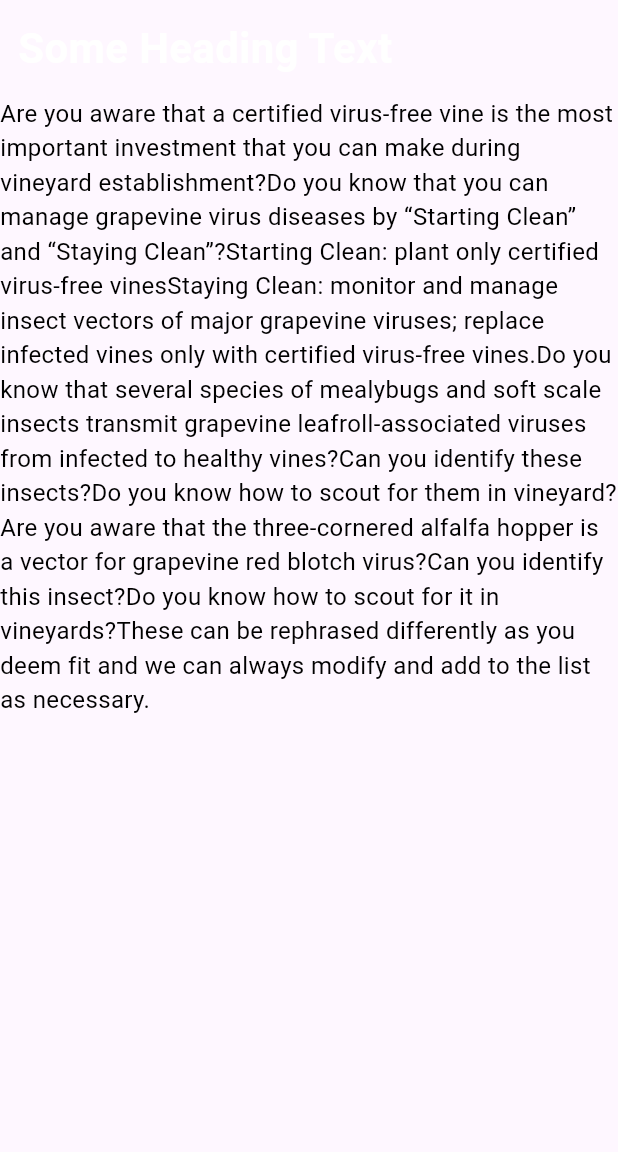
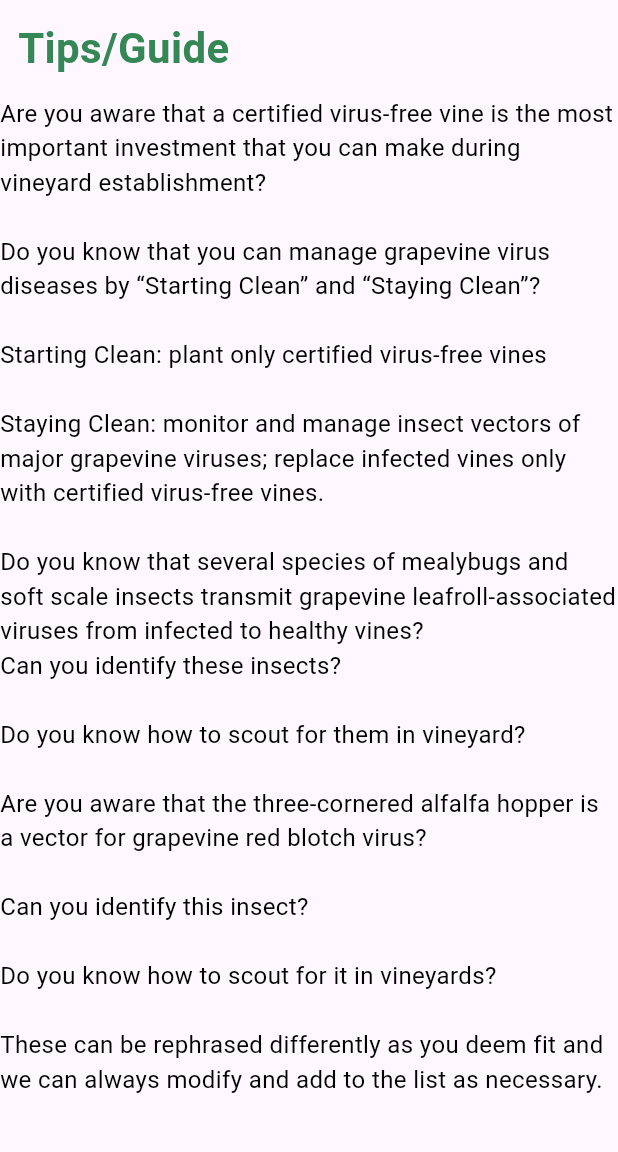
Before and after one commit to aafolabi/VineInspector, a Flutter app: the Guide screen opened directly, on a phone screen of 412 x 824 dp, the part 84-1236 px from its top. Run offline on Flutter 3.47's test engine with Material 3 defaults, Android fonts, the phone set to English and light mode, and no system bars; our stand-ins replace camera, cool_alert, date_time_picker, flutter_image_slideshow, fluttertoast, geolocator and 9 more; missing offline and left inert: about, responsive_navigation_bar, scrollable_text_indicator; accounts and stored records are empty.

Commit message:
Change logo, format guide, change name

```diff
--- a/lib/dashboard/dashboard.dart
+++ b/lib/dashboard/dashboard.dart
@@ -1,8 +1,8 @@
 import 'package:flutter/material.dart';
-import 'package:grapevine/dashboard/pages/about/about.dart';
-import 'package:grapevine/dashboard/pages/analyzer/analyzer.dart';
-import 'package:grapevine/dashboard/pages/gallery/gallery.dart';
-import 'package:grapevine/dashboard/pages/guide/guide.dart';
+import 'package:VineInspector/dashboard/pages/about/about.dart';
+import 'package:VineInspector/dashboard/pages/analyzer/analyzer.dart';
+import 'package:VineInspector/dashboard/pages/gallery/gallery.dart';
+import 'package:VineInspector/dashboard/pages/guide/guide.dart';
 import 'package:responsive_navigation_bar/responsive_navigation_bar.dart';
 
 import '../globals.dart';
@@ -46,7 +46,7 @@ class _DashboardState extends State<Dashboard> {
             backgroundColor: color1,
           ),
           NavigationBarButton(
-            text: 'Guide',
+            text: 'Tips',
             icon: Icons.book,
             backgroundColor: color1,
           ),
--- a/lib/dashboard/pages/analyzer/analyzer.dart
+++ b/lib/dashboard/pages/analyzer/analyzer.dart
@@ -4,9 +4,9 @@ import 'dart:io';
 import 'package:cool_alert/cool_alert.dart';
 import 'package:flutter/cupertino.dart';
 import 'package:flutter/material.dart';
-import 'package:grapevine/globals.dart';
-import 'package:grapevine/loading.dart';
-import 'package:grapevine/utils.dart';
+import 'package:VineInspector/globals.dart';
+import 'package:VineInspector/loading.dart';
+import 'package:VineInspector/utils.dart';
 import 'package:image_cropper/image_cropper.dart';
 import 'package:image_picker/image_picker.dart';
 import 'package:toggle_switch/toggle_switch.dart';
--- a/lib/dashboard/pages/analyzer/snapmail.dart
+++ b/lib/dashboard/pages/analyzer/snapmail.dart
@@ -1,16 +1,14 @@
 import 'dart:io';
 import 'package:flutter/material.dart';
 import 'package:camera/camera.dart';
-import 'package:grapevine/globals.dart';
+import 'package:VineInspector/globals.dart';
 
 // List<CameraDescription>? cameras;
-
 
 class SnapMail extends StatefulWidget {
   // const SnapMail({Key? key, required this.title}) : super(key: key);
   const SnapMail({Key? key}) : super(key: key);
   // final String title;
-
 
   @override
   _SnapMailState createState() => _SnapMailState();
--- a/lib/dashboard/pages/guide/guide.dart
+++ b/lib/dashboard/pages/guide/guide.dart
@@ -29,10 +29,10 @@ class Guide extends StatelessWidget {
               new Padding(
                 padding: const EdgeInsets.all(12.0),
                 child: new Text(
-                  "Some Heading Text",
+                  "Tips/Guide",
                   style: new TextStyle(
                       fontSize: 28.0,
-                      color: Colors.white,
+                      color: color1,
                       fontWeight: FontWeight.w600),
                 ),
               ),
@@ -42,16 +42,16 @@ class Guide extends StatelessWidget {
                   scrollDirection: Axis.vertical, //.horizontal
                   child: new Text(
                     "Are you aware that a certified virus-free vine is the most important investment that you can make during vineyard establishment?"
-                    "Do you know that you can manage grapevine virus diseases by “Starting Clean” and “Staying Clean”?"
-                    "Starting Clean: plant only certified virus-free vines"
-                    "Staying Clean: monitor and manage insect vectors of major grapevine viruses; replace infected vines only with certified virus-free vines."
-                    "Do you know that several species of mealybugs and soft scale insects transmit grapevine leafroll-associated viruses from infected to healthy vines?"
-                    "Can you identify these insects?"
-                    "Do you know how to scout for them in vineyard?"
-                    "Are you aware that the three-cornered alfalfa hopper is a vector for grapevine red blotch virus?"
-                    "Can you identify this insect?"
-                    "Do you know how to scout for it in vineyards?"
-                    "These can be rephrased differently as you deem fit and we can always modify and add to the list as necessary.",
+                    "\n\nDo you know that you can manage grapevine virus diseases by “Starting Clean” and “Staying Clean”?"
+                    "\n\nStarting Clean: plant only certified virus-free vines"
+                    "\n\nStaying Clean: monitor and manage insect vectors of major grapevine viruses; replace infected vines only with certified virus-free vines."
+                    "\n\nDo you know that several species of mealybugs and soft scale insects transmit grapevine leafroll-associated viruses from infected to healthy vines?"
+                    "\nCan you identify these insects?"
+                    "\n\nDo you know how to scout for them in vineyard?"
+                    "\n\nAre you aware that the three-cornered alfalfa hopper is a vector for grapevine red blotch virus?"
+                    "\n\nCan you identify this insect?"
+                    "\n\nDo you know how to scout for it in vineyards?"
+                    "\n\nThese can be rephrased differently as you deem fit and we can always modify and add to the list as necessary.",
                     style: new TextStyle(
                       fontSize: 16.0,
                       color: Colors.black,
```
Also changed, not shown: lib/dashboard/pages/about/about.dart (+14 -10 lines), lib/loading.dart (+3 -5 lines), lib/main.dart (+3 -7 lines), lib/onboarding/onboarding.dart (+15 -18 lines), pubspec.yaml (+21 -2 lines), assets/images/logo.png, pubspec.lock, 1 other file.
